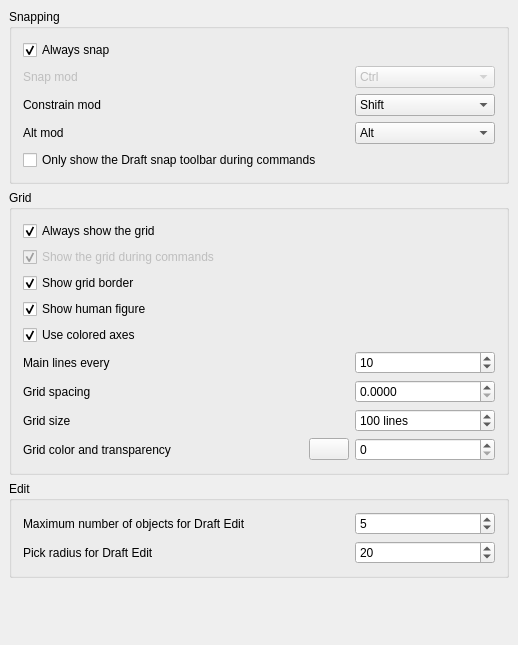
Qt form src/Mod/Draft/Resources/ui/preferences-draftsnap.ui (southseact-3d/fcd) before a commit.
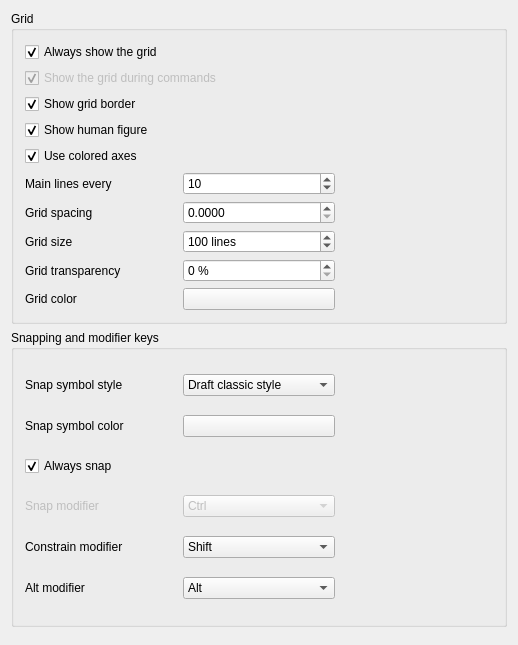
The same form after that commit. Custom widgets are drawn as their Qt base class.

Commit message:
Draft: Revised preference ui files
* Removed DefaultAnnoDisplayMode. This will become a fine-tuning preference.
* Removed HatchPatternResolution as it was not used.
* Added DefaultAnnoLineColor and DefaultAnnoLineWidth. These will be implemented in other parts of the Draft code in later PRs.

Patch:
```diff
--- a/src/Mod/Draft/Resources/ui/preferences-draftsnap.ui
+++ b/src/Mod/Draft/Resources/ui/preferences-draftsnap.ui
@@ -14,269 +14,13 @@
    <string>Grid and snapping</string>
   </property>
   <layout class="QVBoxLayout">
-   <property name="spacing">
-    <number>6</number>
-   </property>
-   <property name="leftMargin">
-    <number>9</number>
-   </property>
-   <property name="topMargin">
-    <number>9</number>
-   </property>
-   <property name="rightMargin">
-    <number>9</number>
-   </property>
-   <property name="bottomMargin">
-    <number>9</number>
-   </property>
    <item>
     <widget class="QGroupBox" name="groupBox_1">
      <property name="title">
-      <string>Snapping</string>
-     </property>
-     <layout class="QVBoxLayout" name="verticalLayout_1">
-      <item>
-       <layout class="QHBoxLayout" name="horizontalLayout_1">
-        <item>
-         <widget class="Gui::PrefCheckBox" name="checkBox_alwaysSnap">
-          <property name="toolTip">
-           <string>If checked, snapping is activated without the need to press the Snap mod key</string>
-          </property>
-          <property name="text">
-           <string>Always snap</string>
-          </property>
-          <property name="checked">
-           <bool>true</bool>
-          </property>
-          <property name="prefEntry" stdset="0">
-           <cstring>alwaysSnap</cstring>
-          </property>
-          <property name="prefPath" stdset="0">
-           <cstring>Mod/Draft</cstring>
-          </property>
-         </widget>
-        </item>
-       </layout>
-      </item>
-      <item>
-       <layout class="QHBoxLayout" name="horizontalLayout_2">
-        <item>
-         <widget class="QLabel" name="label_modsnap">
-          <property name="enabled">
-           <bool>false</bool>
-          </property>
-          <property name="text">
-           <string>Snap mod</string>
-          </property>
-         </widget>
-        </item>
-        <item>
-         <spacer name="horizontalSpacer_1">
-          <property name="orientation">
-           <enum>Qt::Horizontal</enum>
-          </property>
-          <property name="sizeHint" stdset="0">
-           <size>
-            <width>40</width>
-            <height>0</height>
-           </size>
-          </property>
-         </spacer>
-        </item>
-        <item>
-         <widget class="Gui::PrefComboBox" name="comboBox_modsnap">
-          <property name="minimumSize">
-           <size>
-            <width>140</width>
-            <height>0</height>
-           </size>
-          </property>
-          <property name="enabled">
-           <bool>false</bool>
-          </property>
-          <property name="toolTip">
-           <string>The Snap modifier key</string>
-          </property>
-          <property name="currentIndex">
-           <number>1</number>
-          </property>
-          <property name="prefEntry" stdset="0">
-           <cstring>modsnap</cstring>
-          </property>
-          <property name="prefPath" stdset="0">
-           <cstring>Mod/Draft</cstring>
-          </property>
-          <item>
-           <property name="text">
-            <string>Shift</string>
-           </property>
-          </item>
-          <item>
-           <property name="text">
-            <string>Ctrl</string>
-           </property>
-          </item>
-          <item>
-           <property name="text">
-            <string>Alt</string>
-           </property>
-          </item>
-         </widget>
-        </item>
-       </layout>
-      </item>
-      <item>
-       <layout class="QHBoxLayout" name="horizontalLayout_3">
-        <item>
-         <widget class="QLabel" name="label_modconstrain">
-          <property name="text">
-           <string>Constrain mod</string>
-          </property>
-         </widget>
-        </item>
-        <item>
-         <spacer name="horizontalSpacer_2">
-          <property name="orientation">
-           <enum>Qt::Horizontal</enum>
-          </property>
-          <property name="sizeHint" stdset="0">
-           <size>
-            <width>40</width>
-            <height>0</height>
-           </size>
-          </property>
-         </spacer>
-        </item>
-        <item>
-         <widget class="Gui::PrefComboBox" name="comboBox_modconstrain">
-          <property name="minimumSize">
-           <size>
-            <width>140</width>
-            <height>0</height>
-           </size>
-          </property>
-          <property name="toolTip">
-           <string>The Constraining modifier key</string>
-          </property>
-          <property name="prefEntry" stdset="0">
-           <cstring>modconstrain</cstring>
-          </property>
-          <property name="prefPath" stdset="0">
-           <cstring>Mod/Draft</cstring>
-          </property>
-          <item>
-           <property name="text">
-            <string>Shift</string>
-           </property>
-          </item>
-          <item>
-           <property name="text">
-            <string>Ctrl</string>
-           </property>
-          </item>
-          <item>
-           <property name="text">
-            <string>Alt</string>
-           </property>
-          </item>
-         </widget>
-        </item>
-       </layout>
-      </item>
-      <item>
-       <layout class="QHBoxLayout" name="horizontalLayout_4">
-        <item>
-         <widget class="QLabel" name="label_modalt">
-          <property name="text">
-           <string>Alt mod</string>
-          </property>
-         </widget>
-        </item>
-        <item>
-         <spacer name="horizontalSpacer_3">
-          <property name="orientation">
-           <enum>Qt::Horizontal</enum>
-          </property>
-          <property name="sizeHint" stdset="0">
-           <size>
-            <width>40</width>
-            <height>0</height>
-           </size>
-          </property>
-         </spacer>
-        </item>
-        <item>
-         <widget class="Gui::PrefComboBox" name="comboBox_modalt">
-          <property name="minimumSize">
-           <size>
-            <width>140</width>
-            <height>0</height>
-           </size>
-          </property>
-          <property name="toolTip">
-           <string>The Alt modifier key. The function of this key depends on the command.</string>
-          </property>
-          <property name="currentIndex">
-           <number>2</number>
-          </property>
-          <property name="prefEntry" stdset="0">
-           <cstring>modalt</cstring>
-          </property>
-          <property name="prefPath" stdset="0">
-           <cstring>Mod/Draft</cstring>
-          </property>
-          <item>
-           <property name="text">
-            <string>Shift</string>
-           </property>
-          </item>
-          <item>
-           <property name="text">
-            <string>Ctrl</string>
-           </property>
-          </item>
-          <item>
-           <property name="text">
-            <string>Alt</string>
-           </property>
-          </item>
-         </widget>
-        </item>
-       </layout>
-      </item>
-      <item>
-       <layout class="QHBoxLayout" name="horizontalLayout_5">
-        <item>
-         <widget class="Gui::PrefCheckBox" name="checkBox_SnapBarShowOnlyDuringCommands">
-          <property name="toolTip">
-           <string>If checked, the Snap toolbar will only be visible during commands</string>
-          </property>
-          <property name="text">
-           <string>Only show the Draft snap toolbar during commands</string>
-          </property>
-          <property name="checked">
-           <bool>false</bool>
-          </property>
-          <property name="prefEntry" stdset="0">
-           <cstring>SnapBarShowOnlyDuringCommands</cstring>
-          </property>
-          <property name="prefPath" stdset="0">
-           <cstring>Mod/Draft</cstring>
-          </property>
-         </widget>
-        </item>
-       </layout>
-      </item>
-     </layout>
-    </widget>
-   </item>
-   <item>
-    <widget class="QGroupBox" name="groupBox_2">
-     <property name="title">
       <string>Grid</string>
      </property>
-     <layout class="QVBoxLayout" name="verticalLayout_2">
-      <item>
+     <layout class="QGridLayout" name="gridLayout_1">
+      <item row="0" column="0" colspan="3">
        <widget class="Gui::PrefCheckBox" name="checkBox_alwaysShowGrid">
         <property name="toolTip">
          <string>If checked, the grid will always be visible in new views.
@@ -296,7 +40,7 @@
         </property>
        </widget>
       </item>
-      <item>
+      <item row="1" column="0" colspan="3">
        <widget class="Gui::PrefCheckBox" name="checkBox_grid">
         <property name="enabled">
          <bool>false</bool>
@@ -319,7 +63,7 @@
         </property>
        </widget>
       </item>
-      <item>
+      <item row="2" column="0" colspan="3">
        <widget class="Gui::PrefCheckBox" name="checkBox_gridBorder">
         <property name="toolTip">
          <string>If checked, an additional border is displayed around the grid, showing the main square size in the bottom left border</string>
@@ -338,7 +82,7 @@
         </property>
        </widget>
       </item>
-      <item>
+      <item row="3" column="0" colspan="3">
        <widget class="Gui::PrefCheckBox" name="checkBox_gridShowHuman">
         <property name="enabled">
          <bool>true</bool>
@@ -361,7 +105,7 @@
         </property>
        </widget>
       </item>
-      <item>
+      <item row="4" column="0" colspan="3">
        <widget class="Gui::PrefCheckBox" name="checkBox_coloredGridAxes">
         <property name="toolTip">
          <string>If checked, the two main axes of the grid will be colored red, green or blue
@@ -381,29 +125,14 @@
         </property>
        </widget>
       </item>
-      <item>
-       <layout class="QHBoxLayout" name="horizontalLayout_6">
-        <item>
+      <item row="5" column="0">
          <widget class="QLabel" name="label_gridEvery">
           <property name="text">
            <string>Main lines every</string>
           </property>
          </widget>
         </item>
-        <item>
-         <spacer name="horizontalSpacer_4">
-          <property name="orientation">
-           <enum>Qt::Horizontal</enum>
-          </property>
-          <property name="sizeHint" stdset="0">
-           <size>
-            <width>40</width>
-            <height>0</height>
-           </size>
-          </property>
-         </spacer>
-        </item>
-        <item>
+      <item row="5" column="1">
          <widget class="Gui::PrefSpinBox" name="spinBox_gridEvery">
           <property name="minimumSize">
            <size>
@@ -425,38 +154,22 @@
           </property>
          </widget>
         </item>
-       </layout>
+      <item row="5" column="2">
+       <spacer name="horizontalSpacer_1">
+        <property name="orientation">
+         <enum>Qt::Horizontal</enum>
+        </property>
+       </spacer>
       </item>
-      <item>
-       <layout class="QHBoxLayout" name="horizontalLayout_7">
-        <item>
+      <item row="6" column="0">
          <widget class="QLabel" name="label_gridSpacing">
           <property name="text">
            <string>Grid spacing</string>
           </property>
          </widget>
         </item>
-        <item>
-         <spacer name="horizontalSpacer_5">
-          <property name="orientation">
-           <enum>Qt::Horizontal</enum>
-          </property>
-          <property name="sizeHint" stdset="0">
-           <size>
-            <width>40</width>
-            <height>0</height>
-           </size>
-          </property>
-         </spacer>
-        </item>
-        <item>
+      <item row="6" column="1">
          <widget class="Gui::PrefQuantitySpinBox" name="spinBox_gridSpacing">
-          <property name="minimumSize">
-           <size>
-            <width>140</width>
-            <height>0</height>
-           </size>
-          </property>
           <property name="toolTip">
            <string>The distance between grid lines</string>
           </property>
@@ -480,38 +193,15 @@
           </property>
          </widget>
         </item>
-       </layout>
-      </item>
-      <item>
-       <layout class="QHBoxLayout" name="horizontalLayout_8">
-        <item>
+      <item row="7" column="0">
          <widget class="QLabel" name="label_gridSize">
           <property name="text">
            <string>Grid size</string>
           </property>
          </widget>
         </item>
-        <item>
-         <spacer name="horizontalSpacer_6">
-          <property name="orientation">
-           <enum>Qt::Horizontal</enum>
-          </property>
-          <property name="sizeHint" stdset="0">
-           <size>
-            <width>40</width>
-            <height>0</height>
-           </size>
-          </property>
-         </spacer>
-        </item>
-        <item>
+      <item row="7" column="1">
          <widget class="Gui::PrefSpinBox" name="spinBox_gridSize">
-          <property name="minimumSize">
-           <size>
-            <width>140</width>
-            <height>0</height>
-           </size>
-          </property>
           <property name="toolTip">
            <string>The number of horizontal and vertical lines of the grid</string>
           </property>
@@ -532,38 +222,41 @@
           </property>
          </widget>
         </item>
-       </layout>
-      </item>
-      <item>
-       <layout class="QHBoxLayout" name="horizontalLayout_9">
-        <item>
-         <widget class="QLabel" name="label_gridColor_gridTransparency">
+      <item row="8" column="0">
+       <widget class="QLabel" name="label_gridTransparency">
           <property name="text">
-           <string>Grid color and transparency</string>
+         <string>Grid transparency</string>
           </property>
          </widget>
         </item>
-        <item>
-         <spacer name="horizontalSpacer_7">
-          <property name="orientation">
-           <enum>Qt::Horizontal</enum>
-          </property>
-          <property name="sizeHint" stdset="0">
-           <size>
-            <width>40</width>
-            <height>0</height>
-           </size>
-          </property>
-         </spacer>
-        </item>
-        <item>
+      <item row="8" column="1">
+       <widget class="Gui::PrefSpinBox" name="spinBox_gridTransparency">
+        <property name="toolTip">
+         <string>The overall transparency of the grid</string>
+        </property>
+        <property name="suffix">
+         <string> %</string>
+        </property>
+        <property name="maximum">
+         <number>100</number>
+        </property>
+        <property name="prefEntry" stdset="0">
+         <cstring>gridTransparency</cstring>
+        </property>
+        <property name="prefPath" stdset="0">
+         <cstring>Mod/Draft</cstring>
+        </property>
+       </widget>
+      </item>
+      <item row="9" column="0">
+       <widget class="QLabel" name="label_gridColor">
+        <property name="text">
+         <string>Grid color</string>
+        </property>
+       </widget>
+      </item>
+      <item row="9" column="1">
          <widget class="Gui::PrefColorButton" name="colorButton_gridColor">
-          <property name="sizePolicy">
-           <sizepolicy hsizetype="Fixed" vsizetype="Fixed">
-            <horstretch>0</horstretch>
-            <verstretch>0</verstretch>
-           </sizepolicy>
-          </property>
           <property name="toolTip">
            <string>The color of the grid</string>
           </property>
@@ -582,87 +275,71 @@
           </property>
          </widget>
         </item>
-        <item>
-         <widget class="Gui::PrefSpinBox" name="spinBox_gridTransparency">
-          <property name="minimumSize">
-           <size>
-            <width>140</width>
-            <height>0</height>
-           </size>
-          </property>
-          <property name="toolTip">
-           <string>The overall transparency of the grid</string>
-          </property>
-          <property name="maximum">
-           <number>100</number>
-          </property>
-          <property name="prefEntry" stdset="0">
-           <cstring>gridTransparency</cstring>
-          </property>
-          <property name="prefPath" stdset="0">
-           <cstring>Mod/Draft</cstring>
-          </property>
-         </widget>
-        </item>
-       </layout>
-      </item>
-     </layout>
+     </layout>
     </widget>
    </item>
    <item>
-    <widget class="QGroupBox" name="groupBox_3">
+    <widget class="QGroupBox" name="groupBox_2">
      <property name="title">
-      <string>Edit</string>
+      <string>Snapping and modifier keys</string>
      </property>
-     <layout class="QVBoxLayout" name="verticalLayout_3">
-      <item>
-       <layout class="QHBoxLayout" name="horizontalLayout_10">
-        <item>
-         <widget class="QLabel" name="label_DraftEditMaxObjects">
+     <layout class="QGridLayout" name="gridLayout_2">
+      <item row="0" column="0">
+       <widget class="QLabel" name="label_snapStyle">
+        <property name="text">
+         <string>Snap symbol style</string>
+        </property>
+       </widget>
+      </item>
+      <item row="0" column="1">
+       <widget class="Gui::PrefComboBox" name="comboBox_snapStyle">
           <property name="toolTip">
-           <string/>
-          </property>
+         <string>The style for snap symbols</string>
+        </property>
+        <property name="prefEntry" stdset="0">
+         <cstring>snapStyle</cstring>
+        </property>
+        <property name="prefPath" stdset="0">
+         <cstring>Mod/Draft</cstring>
+        </property>
+        <item>
           <property name="text">
-           <string>Maximum number of objects for Draft Edit</string>
-          </property>
-         </widget>
+          <string>Draft classic style</string>
+         </property>
         </item>
         <item>
-         <spacer name="horizontalSpacer_8">
+         <property name="text">
+          <string>Bitsnpieces style</string>
+         </property>
+        </item>
+       </widget>
+      </item>
+      <item row="0" column="2">
+       <spacer name="horizontalSpacer_2">
           <property name="orientation">
            <enum>Qt::Horizontal</enum>
           </property>
-          <property name="sizeHint" stdset="0">
-           <size>
-            <width>40</width>
-            <height>0</height>
-           </size>
-          </property>
-         </spacer>
-        </item>
-        <item>
-         <widget class="Gui::PrefSpinBox" name="spinBox_DraftEditMaxObjects">
-          <property name="minimumSize">
-           <size>
-            <width>140</width>
-            <height>0</height>
-           </size>
-          </property>
+       </spacer>
+      </item>
+      <item row="1" column="0">
+       <widget class="QLabel" name="label_snapcolor">
+        <property name="text">
+         <string>Snap symbol color</string>
+        </property>
+       </widget>
+      </item>
+      <item row="1" column="1">
+       <widget class="Gui::PrefColorButton" name="colorButton_snapcolor">
           <property name="toolTip">
-           <string>The maximum number of objects Draft Edit is allowed to process at the same time</string>
-          </property>
-          <property name="minimum">
-           <number>1</number>
-          </property>
-          <property name="maximum">
-           <number>25</number>
-          </property>
-          <property name="value">
-           <number>5</number>
-          </property>
-          <property name="displayIntegerBase">
-           <number>10</number>
-          </property>
+         <string>The color for snap symbols</string>
+        </property>
+        <property name="color">
+         <color>
+          <red>255</red>
+          <green>170</green>
+          <blue>255</blue>
+         </color>
+        </property>
           <property name="prefEntry" stdset="0">
            <cstring>DraftEditMaxObjects</cstring>
           </property>
@@ -671,59 +348,147 @@
           </property>
          </widget>
         </item>
-       </layout>
-      </item>
-      <item>
-       <layout class="QHBoxLayout" name="horizontalLayout_11">
-        <item>
-         <widget class="QLabel" name="label_DraftEditPickRadius">
+      <item row="2" column="0" colspan="3">
+       <widget class="Gui::PrefCheckBox" name="checkBox_alwaysSnap">
           <property name="toolTip">
            <string/>
           </property>
           <property name="text">
-           <string>Pick radius for Draft Edit</string>
-          </property>
-         </widget>
-        </item>
-        <item>
-         <spacer name="horizontalSpacer_9">
-          <property name="orientation">
-           <enum>Qt::Horizontal</enum>
-          </property>
-          <property name="sizeHint" stdset="0">
-           <size>
-            <width>40</width>
-            <height>0</height>
-           </size>
-          </property>
-         </spacer>
-        </item>
-        <item>
-         <widget class="Gui::PrefSpinBox" name="spinBox_DraftEditPickRadius">
+         <string>Always snap</string>
+        </property>
+        <property name="checked">
+         <bool>true</bool>
+        </property>
+        <property name="prefEntry" stdset="0">
+         <cstring>alwaysSnap</cstring>
+        </property>
+        <property name="prefPath" stdset="0">
+         <cstring>Mod/Draft</cstring>
+        </property>
+       </widget>
+      </item>
+      <item row="3" column="0">
+       <widget class="QLabel" name="label_modsnap">
+        <property name="enabled">
+         <bool>false</bool>
+        </property>
+        <property name="text">
+         <string>Snap modifier</string>
+        </property>
+       </widget>
+      </item>
+      <item row="3" column="1">
+       <widget class="Gui::PrefComboBox" name="comboBox_modsnap">
           <property name="minimumSize">
            <size>
             <width>140</width>
             <height>0</height>
            </size>
           </property>
+        <property name="enabled">
+         <bool>false</bool>
+        </property>
           <property name="toolTip">
-           <string>The pick radius (in pixels) of edit nodes</string>
-          </property>
-          <property name="minimum">
+         <string>The Snap modifier key</string>
+        </property>
+        <property name="currentIndex">
            <number>1</number>
           </property>
-          <property name="value">
-           <number>20</number>
-          </property>
+        <property name="prefEntry" stdset="0">
+         <cstring>modsnap</cstring>
+        </property>
+        <property name="prefPath" stdset="0">
+         <cstring>Mod/Draft</cstring>
+        </property>
+        <item>
+         <property name="text">
+          <string>Shift</string>
+         </property>
+        </item>
+        <item>
+         <property name="text">
+          <string>Ctrl</string>
+         </property>
+        </item>
+        <item>
+         <property name="text">
+          <string>Alt</string>
+         </property>
+        </item>
+       </widget>
+      </item>
+      <item row="4" column="0">
+       <widget class="QLabel" name="label_modconstrain">
+        <property name="text">
+         <string>Constrain modifier</string>
+        </property>
+       </widget>
+      </item>
+      <item row="4" column="1">
+       <widget class="Gui::PrefComboBox" name="comboBox_modconstrain">
+        <property name="toolTip">
+         <string>The Constrain modifier key</string>
+        </property>
           <property name="prefEntry" stdset="0">
            <cstring>DraftEditPickRadius</cstring>
           </property>
           <property name="prefPath" stdset="0">
            <cstring>Mod/Draft</cstring>
           </property>
-         </widget>
-        </item>
-       </layout>
+        <item>
+         <property name="text">
+          <string>Shift</string>
+         </property>
+        </item>
+        <item>
+         <property name="text">
+          <string>Ctrl</string>
+         </property>
+        </item>
+        <item>
+         <property name="text">
+          <string>Alt</string>
+         </property>
+        </item>
+       </widget>
+      </item>
+      <item row="5" column="0">
+       <widget class="QLabel" name="label_modalt">
+        <property name="text">
+         <string>Alt modifier</string>
+        </property>
+       </widget>
+      </item>
+      <item row="5" column="1">
+       <widget class="Gui::PrefComboBox" name="comboBox_modalt">
+        <property name="toolTip">
+         <string>The Alt modifier key. The function of this key depends on the command.</string>
+        </property>
+        <property name="currentIndex">
+         <number>2</number>
+        </property>
+        <property name="prefEntry" stdset="0">
+         <cstring>modalt</cstring>
+        </property>
+        <property name="prefPath" stdset="0">
+         <cstring>Mod/Draft</cstring>
+        </property>
+        <item>
+         <property name="text">
+          <string>Shift</string>
+         </property>
+        </item>
+        <item>
+         <property name="text">
+          <string>Ctrl</string>
+         </property>
+        </item>
+        <item>
+         <property name="text">
+          <string>Alt</string>
+         </property>
+        </item>
+       </widget>
       </item>
      </layout>
     </widget>
@@ -733,12 +498,6 @@
      <property name="orientation">
       <enum>Qt::Vertical</enum>
      </property>
-     <property name="sizeHint" stdset="0">
-      <size>
-       <width>0</width>
-       <height>40</height>
-      </size>
-     </property>
     </spacer>
    </item>
   </layout>
@@ -746,21 +505,6 @@
  <layoutdefault spacing="6" margin="11"/>
  <pixmapfunction>qPixmapFromMimeSource</pixmapfunction>
  <customwidgets>
-  <customwidget>
-   <class>Gui::ColorButton</class>
-   <extends>QPushButton</extends>
-   <header>Gui/Widgets.h</header>
-  </customwidget>
-  <customwidget>
-   <class>Gui::PrefSpinBox</class>
-   <extends>QSpinBox</extends>
-   <header>Gui/PrefWidgets.h</header>
-  </customwidget>
-  <customwidget>
-   <class>Gui::PrefColorButton</class>
-   <extends>Gui::ColorButton</extends>
-   <header>Gui/PrefWidgets.h</header>
-  </customwidget>
   <customwidget>
    <class>Gui::PrefCheckBox</class>
    <extends>QCheckBox</extends>
@@ -771,11 +515,26 @@
    <extends>QComboBox</extends>
    <header>Gui/PrefWidgets.h</header>
   </customwidget>
+  <customwidget>
+   <class>Gui::PrefSpinBox</class>
+   <extends>QSpinBox</extends>
+   <header>Gui/PrefWidgets.h</header>
+  </customwidget>
   <customwidget>
    <class>Gui::PrefQuantitySpinBox</class>
    <extends>QDoubleSpinBox</extends>
    <header>Gui/PrefWidgets.h</header>
   </customwidget>
+  <customwidget>
+   <class>Gui::ColorButton</class>
+   <extends>QPushButton</extends>
+   <header>Gui/Widgets.h</header>
+  </customwidget>
+  <customwidget>
+   <class>Gui::PrefColorButton</class>
+   <extends>Gui::ColorButton</extends>
+   <header>Gui/PrefWidgets.h</header>
+  </customwidget>
  </customwidgets>
  <resources/>
  <connections>
```
Left out of the diff: 45 changed lines with no effect on the pictures. Lines whose indentation alone changed are shown as unchanged. The commit also changes 4 other files.
